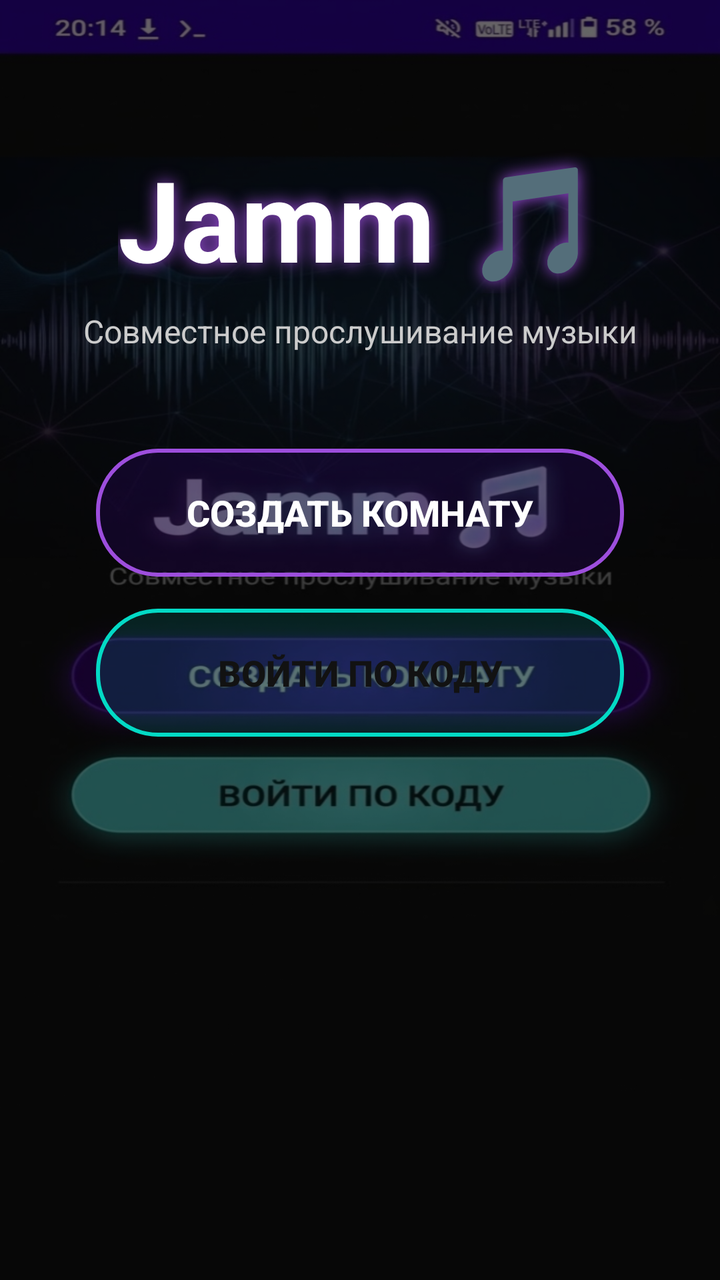
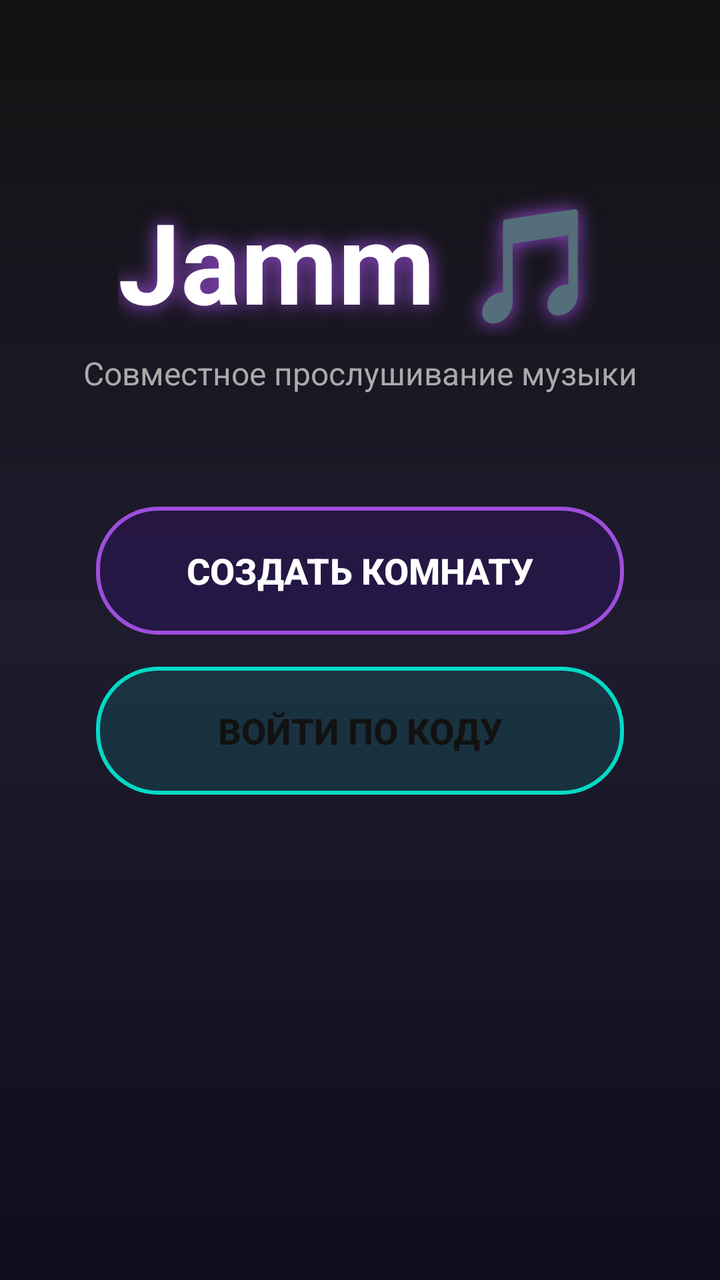

The first picture is an Android layout as it rendered before a commit; the second is the same layout after the commit. The layout source and the unified diff follow.
<!-- AndroidManifest.xml: application theme Theme.AppCompat.NoActionBar -->
<!-- res/layout/activity_main.xml -->
<?xml version="1.0" encoding="utf-8"?>
<androidx.constraintlayout.widget.ConstraintLayout xmlns:android="http://schemas.android.com/apk/res/android"
    xmlns:app="http://schemas.android.com/apk/res-auto"
    android:layout_width="match_parent"
    android:layout_height="match_parent"
    android:background="@drawable/bg_eq">

    <View
        android:layout_width="match_parent"
        android:layout_height="match_parent"
        android:background="#99000000" /> 

    <TextView
        android:id="@+id/tvLogo"
        android:layout_width="wrap_content"
        android:layout_height="wrap_content"
        android:text="Jamm 🎵"
        android:textSize="56sp"
        android:textStyle="bold"
        android:textColor="#FFFFFF"
        android:shadowColor="#9D4EDD"
        android:shadowDx="0"
        android:shadowDy="0"
        android:shadowRadius="20"
        app:layout_constraintBottom_toTopOf="@+id/tvSubtitle"
        app:layout_constraintEnd_toEndOf="parent"
        app:layout_constraintStart_toStartOf="parent"
        app:layout_constraintTop_toTopOf="parent"
        app:layout_constraintVertical_chainStyle="packed" />

    <TextView
        android:id="@+id/tvSubtitle"
        android:layout_width="wrap_content"
        android:layout_height="wrap_content"
        android:text="Совместное прослушивание музыки"
        android:textSize="16sp"
        android:textColor="#CCCCCC"
        android:layout_marginTop="8dp"
        android:layout_marginBottom="48dp"
        app:layout_constraintBottom_toTopOf="@+id/btnCreateRoom"
        app:layout_constraintEnd_toEndOf="parent"
        app:layout_constraintStart_toStartOf="parent"
        app:layout_constraintTop_toBottomOf="@+id/tvLogo" />

    <Button
        android:id="@+id/btnCreateRoom"
        android:layout_width="0dp"
        android:layout_height="64dp"
        android:layout_marginHorizontal="48dp"
        android:text="СОЗДАТЬ КОМНАТУ"
        android:textSize="18sp"
        android:textStyle="bold"
        android:textColor="#FFFFFF"
        android:background="@drawable/btn_neon_purple"
        android:stateListAnimator="@null"
        app:layout_constraintBottom_toTopOf="@+id/btnJoinRoom"
        app:layout_constraintEnd_toEndOf="parent"
        app:layout_constraintStart_toStartOf="parent"
        app:layout_constraintTop_toBottomOf="@+id/tvSubtitle" />

    <Button
        android:id="@+id/btnJoinRoom"
        android:layout_width="0dp"
        android:layout_height="64dp"
        android:layout_marginHorizontal="48dp"
        android:layout_marginTop="16dp"
        android:layout_marginBottom="200dp"
        android:text="ВОЙТИ ПО КОДУ"
        android:textSize="18sp"
        android:textStyle="bold"
        android:textColor="#121212"
        android:background="@drawable/btn_neon_cyan"
        android:stateListAnimator="@null"
        app:layout_constraintBottom_toBottomOf="parent"
        app:layout_constraintEnd_toEndOf="parent"
        app:layout_constraintStart_toStartOf="parent"
        app:layout_constraintTop_toBottomOf="@+id/btnCreateRoom" />

</androidx.constraintlayout.widget.ConstraintLayout>
<!-- resources referenced by this layout -->
<resources>
  <!-- drawable bg_eq: jpg bitmap (drawable, 264841 bytes) -->
  <!-- drawable btn_neon_cyan (drawable) -->
  <?xml version="1.0" encoding="utf-8"?>
  <shape xmlns:android="http://schemas.android.com/apk/res/android">
      <solid android:color="#2003DAC5" />
      <stroke android:width="2dp" android:color="#03DAC5" />
      <corners android:radius="30dp" />
  </shape>
  <!-- drawable btn_neon_purple (drawable) -->
  <?xml version="1.0" encoding="utf-8"?>
  <shape xmlns:android="http://schemas.android.com/apk/res/android">
      <solid android:color="#206200EE" /> 
      <stroke android:width="2dp" android:color="#9D4EDD" /> 
      <corners android:radius="30dp" /> 
  </shape>
  <style name="Theme.AppCompat.NoActionBar" parent="Theme.AppCompat.Light.NoActionBar">
          <item name="colorPrimary">#6200EE</item>
          <item name="colorPrimaryDark">#3700B3</item>
          <item name="colorAccent">#03DAC5</item>
          <item name="android:windowBackground">#121212</item>
      </style>
</resources>

<!-- the commit's change to res/layout/activity_main.xml (unified diff, before → after) -->
@@ -3,12 +3,7 @@
     xmlns:app="http://schemas.android.com/apk/res-auto"
     android:layout_width="match_parent"
     android:layout_height="match_parent"
-    android:background="@drawable/bg_eq">
-
-    <View
-        android:layout_width="match_parent"
-        android:layout_height="match_parent"
-        android:background="#99000000" /> 
+    android:background="@drawable/bg_gradient">
 
     <TextView
         android:id="@+id/tvLogo"
@@ -21,7 +16,7 @@
         android:shadowColor="#9D4EDD"
         android:shadowDx="0"
         android:shadowDy="0"
-        android:shadowRadius="20"
+        android:shadowRadius="25"
         app:layout_constraintBottom_toTopOf="@+id/tvSubtitle"
         app:layout_constraintEnd_toEndOf="parent"
         app:layout_constraintStart_toStartOf="parent"
@@ -34,9 +29,9 @@
         android:layout_height="wrap_content"
         android:text="Совместное прослушивание музыки"
         android:textSize="16sp"
-        android:textColor="#CCCCCC"
+        android:textColor="#AAAAAA"
         android:layout_marginTop="8dp"
-        android:layout_marginBottom="48dp"
+        android:layout_marginBottom="56dp"
         app:layout_constraintBottom_toTopOf="@+id/btnCreateRoom"
         app:layout_constraintEnd_toEndOf="parent"
         app:layout_constraintStart_toStartOf="parent"
@@ -64,7 +59,7 @@
         android:layout_height="64dp"
         android:layout_marginHorizontal="48dp"
         android:layout_marginTop="16dp"
-        android:layout_marginBottom="200dp"
+        android:layout_marginBottom="150dp"
         android:text="ВОЙТИ ПО КОДУ"
         android:textSize="18sp"
         android:textStyle="bold"
<!-- resource entries referenced after the edit -->
@@ -1,6 +1,15 @@
 <!-- resources referenced by this layout -->
 <resources>
-  <!-- drawable bg_eq: jpg bitmap (drawable, 264841 bytes) -->
+  <!-- drawable bg_gradient (drawable) -->
+  <?xml version="1.0" encoding="utf-8"?>
+  <shape xmlns:android="http://schemas.android.com/apk/res/android">
+      <gradient
+          android:angle="270"
+          android:startColor="#121212"
+          android:centerColor="#1E1B2E"
+          android:endColor="#0F0C1B"
+          android:type="linear" />
+  </shape>
   <!-- drawable btn_neon_cyan (drawable) -->
   <?xml version="1.0" encoding="utf-8"?>
   <shape xmlns:android="http://schemas.android.com/apk/res/android">
